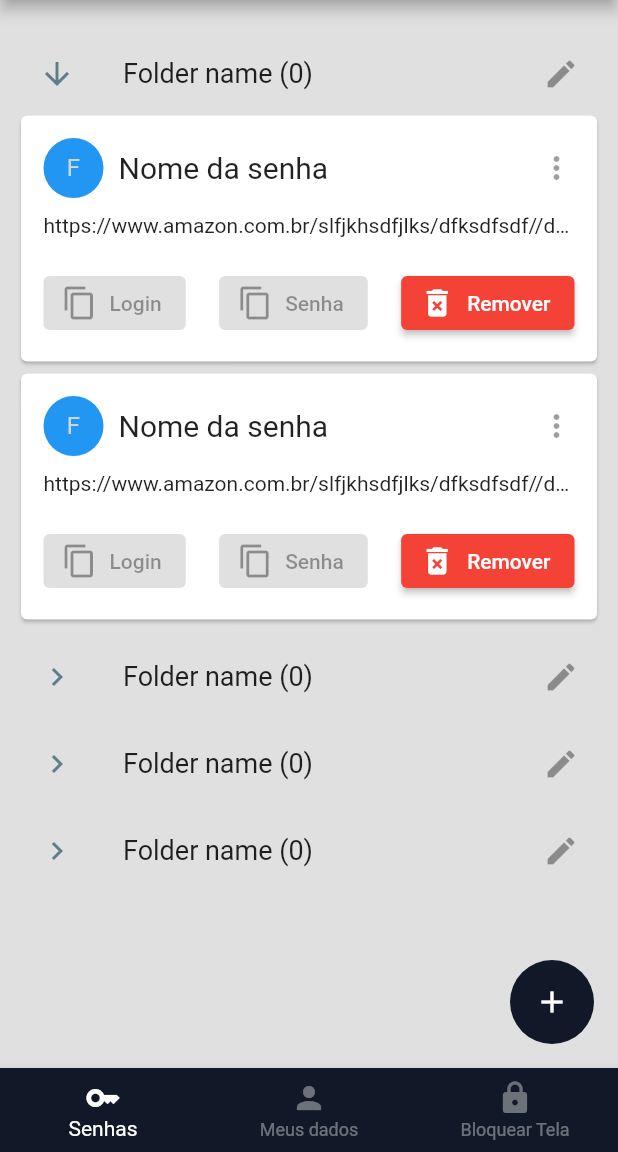
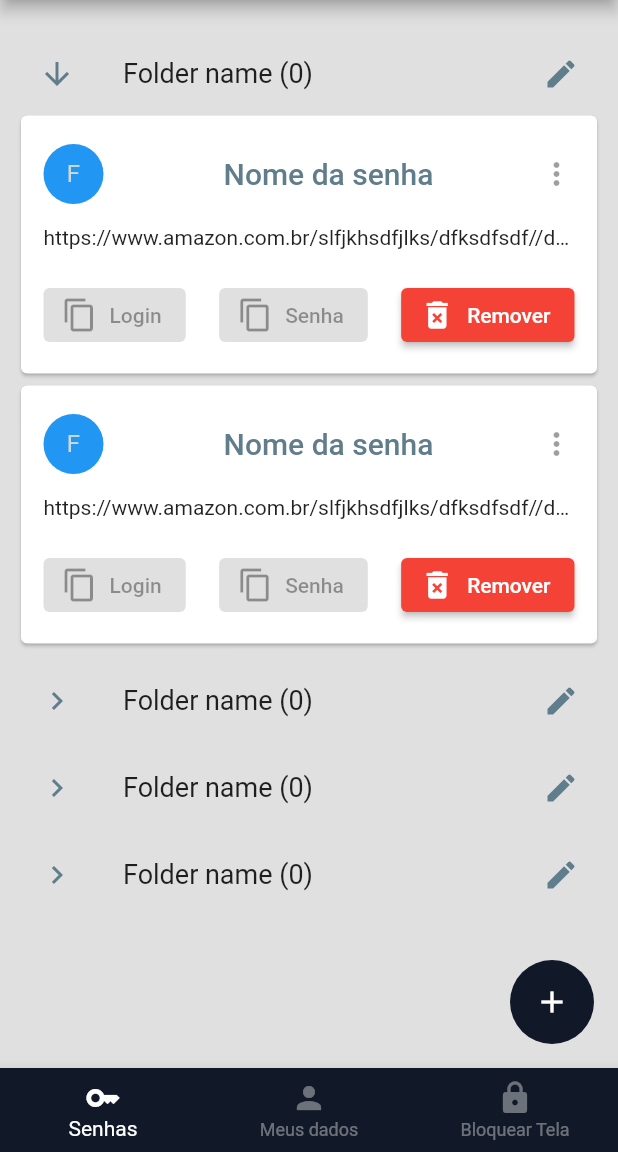
Before and after one commit to lluukinha/winkle-app, a Flutter app: the DashboardScreen screen opened by its route, after a tap on the "chevron right" icon, on a phone screen of 412 x 824 dp, the part 84-1236 px from its top. Run offline on Flutter 3.47's test engine with Material 2 defaults, Android fonts, the phone set to English and light mode, and no system bars; network calls fail.

Commit message:
Password / Folder forms/screens created

```diff
--- a/lib/Components/Dashboard/Passwords/password_card.dart
+++ b/lib/Components/Dashboard/Passwords/password_card.dart
@@ -1,5 +1,6 @@
 import 'package:flutter/material.dart';
 import 'package:url_launcher/url_launcher.dart';
+import 'package:winkle/Screens/Dashboard/Passwords/edit_password_screen.dart';
 
 class PasswordCard extends StatelessWidget {
   const PasswordCard({Key? key}) : super(key: key);
@@ -45,11 +46,17 @@ class PasswordCard extends StatelessWidget {
                           const CircleAvatar(
                               backgroundColor: Colors.blue, child: Text("F")),
                           const SizedBox(width: 10),
-                          const Expanded(
-                              child: Text(
-                            'Nome da senha',
-                            style: TextStyle(
-                                fontSize: 20, overflow: TextOverflow.ellipsis),
+                          Expanded(
+                              child: TextButton(
+                            onPressed: () {
+                              Navigator.pushNamed(
+                                  context, EditPasswordScreen.routeName);
+                            },
+                            child: const Text('Nome da senha',
+                                textAlign: TextAlign.left,
+                                style: TextStyle(
+                                    fontSize: 20,
+                                    overflow: TextOverflow.ellipsis)),
                           )),
                           PopupMenuButton<int>(
                             onSelected: choosePopupOption,
--- a/lib/Components/Dashboard/Passwords/password_folder.dart
+++ b/lib/Components/Dashboard/Passwords/password_folder.dart
@@ -1,5 +1,6 @@
 import 'package:flutter/material.dart';
 import 'package:winkle/Components/Dashboard/Passwords/password_card.dart';
+import 'package:winkle/Screens/Dashboard/Passwords/edit_folder_screen.dart';
 
 class PasswordFolder extends StatefulWidget {
   const PasswordFolder({Key? key}) : super(key: key);
@@ -48,7 +49,9 @@ class _PasswordFolderState extends State<PasswordFolder> {
               dense: true,
               trailing: TextButton(
                   style: folderButtonStyle(),
-                  onPressed: null,
+                  onPressed: () {
+                    Navigator.pushNamed(context, EditFolderScreen.routeName);
+                  },
                   child: const Icon(Icons.create)),
             ),
             Visibility(
```
Also changed, not shown: lib/Components/Dashboard/Passwords/folder_form.dart (added, +10 -0 lines), lib/Components/Dashboard/Passwords/password_form.dart (added, +10 -0 lines), lib/Screens/Dashboard/Passwords/create_folder_screen.dart (added, +22 -0 lines), lib/Screens/Dashboard/Passwords/create_password_screen.dart (added, +22 -0 lines), lib/Screens/Dashboard/Passwords/edit_folder_screen.dart (added, +22 -0 lines), lib/Screens/Dashboard/Passwords/edit_password_screen.dart (added, +22 -0 lines), lib/Screens/dashboard_screen.dart (+8 -3 lines), lib/main.dart (+10 -1 lines), lib/Screens/Dashboard/Passwords/password_screen.dart (renamed from lib/Screens/Dashboard/password_screen.dart).
